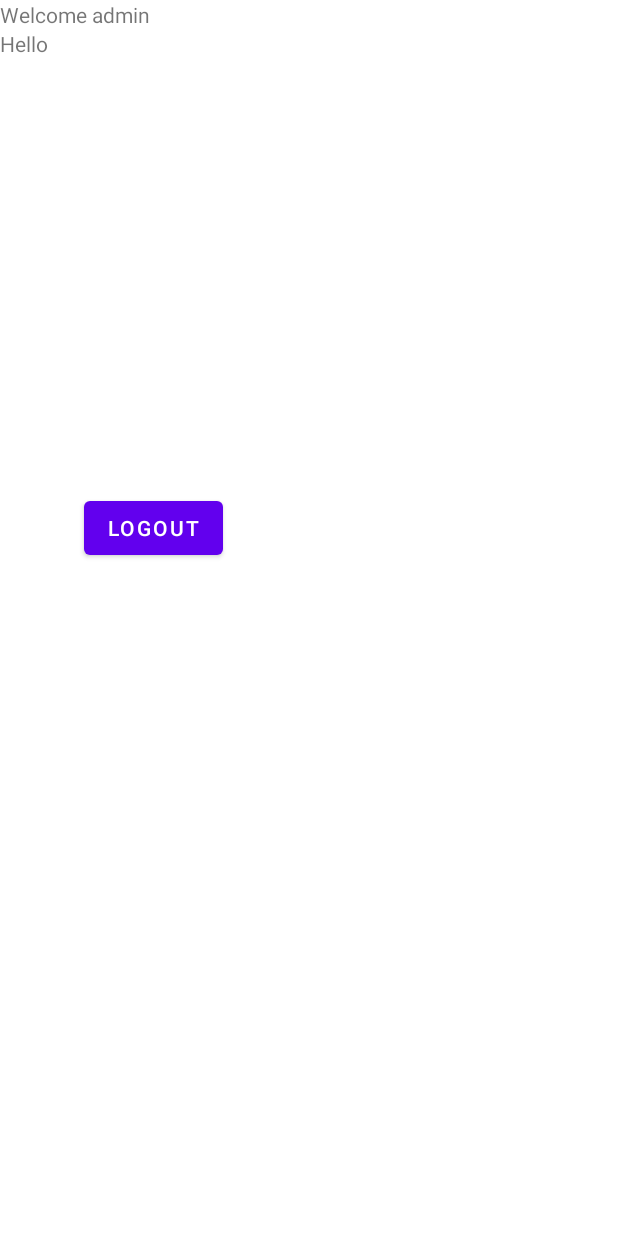
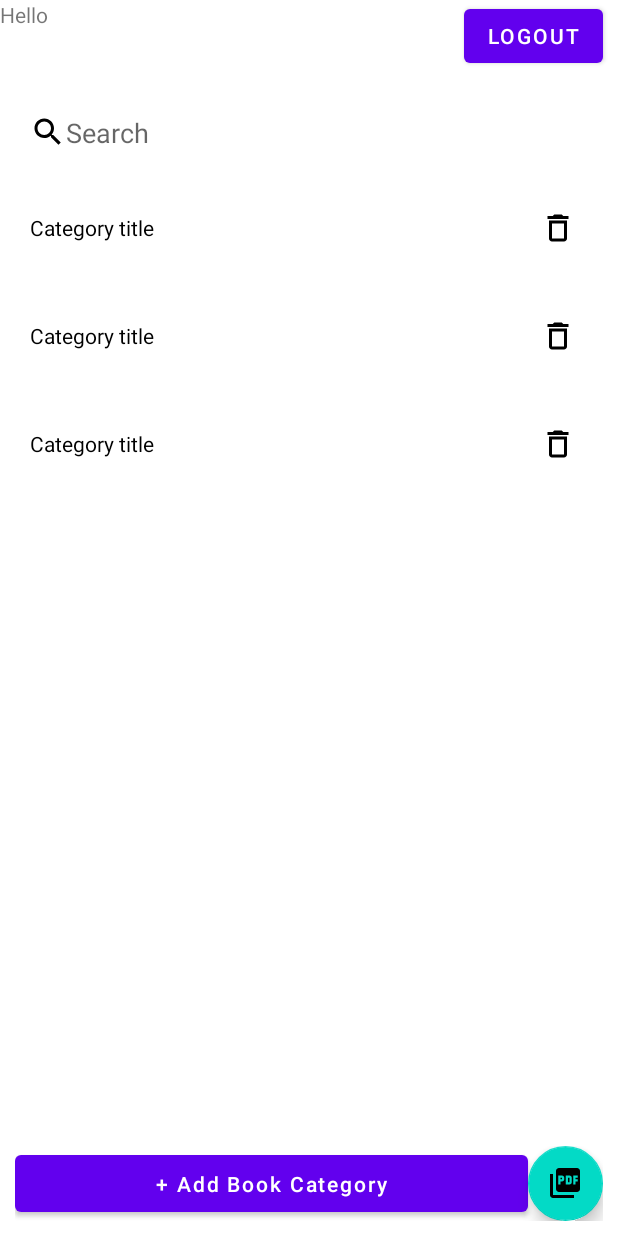
Before and after one commit to potatowiz4rd/BookApp, an Android app: the layout activity_dashboard_admin.xml on its own in the app's theme, with its tools: preview values and no code run, on a phone screen of 412 x 824 dp. Run offline under Robolectric (Android 15) with nearby library versions, the phone set to English and light mode, and no system bars.

Commit message:
Admin add book category

```diff
--- /dev/null
+++ b/app/src/main/res/drawable/ic_baseline_delete_outline_24.xml
@@ -0,0 +1,5 @@
+<vector android:height="24dp" android:tint="#000000"
+    android:viewportHeight="24" android:viewportWidth="24"
+    android:width="24dp" xmlns:android="http://schemas.android.com/apk/res/android">
+    <path android:fillColor="@android:color/white" android:pathData="M6,19c0,1.1 0.9,2 2,2h8c1.1,0 2,-0.9 2,-2L18,7L6,7v12zM8,9h8v10L8,19L8,9zM15.5,4l-1,-1h-5l-1,1L5,4v2h14L19,4z"/>
+</vector>
--- /dev/null
+++ b/app/src/main/res/drawable/ic_baseline_picture_as_pdf_24.xml
@@ -0,0 +1,5 @@
+<vector android:height="24dp" android:tint="#000000"
+    android:viewportHeight="24" android:viewportWidth="24"
+    android:width="24dp" xmlns:android="http://schemas.android.com/apk/res/android">
+    <path android:fillColor="@android:color/white" android:pathData="M20,2L8,2c-1.1,0 -2,0.9 -2,2v12c0,1.1 0.9,2 2,2h12c1.1,0 2,-0.9 2,-2L22,4c0,-1.1 -0.9,-2 -2,-2zM11.5,9.5c0,0.83 -0.67,1.5 -1.5,1.5L9,11v2L7.5,13L7.5,7L10,7c0.83,0 1.5,0.67 1.5,1.5v1zM16.5,11.5c0,0.83 -0.67,1.5 -1.5,1.5h-2.5L12.5,7L15,7c0.83,0 1.5,0.67 1.5,1.5v3zM20.5,8.5L19,8.5v1h1.5L20.5,11L19,11v2h-1.5L17.5,7h3v1.5zM9,9.5h1v-1L9,8.5v1zM4,6L2,6v14c0,1.1 0.9,2 2,2h14v-2L4,20L4,6zM14,11.5h1v-3h-1v3z"/>
+</vector>
--- /dev/null
+++ b/app/src/main/res/drawable/ic_baseline_search_24.xml
@@ -0,0 +1,5 @@
+<vector android:height="24dp" android:tint="#000000"
+    android:viewportHeight="24" android:viewportWidth="24"
+    android:width="24dp" xmlns:android="http://schemas.android.com/apk/res/android">
+    <path android:fillColor="@android:color/white" android:pathData="M15.5,14h-0.79l-0.28,-0.27C15.41,12.59 16,11.11 16,9.5 16,5.91 13.09,3 9.5,3S3,5.91 3,9.5 5.91,16 9.5,16c1.61,0 3.09,-0.59 4.23,-1.57l0.27,0.28v0.79l5,4.99L20.49,19l-4.99,-5zM9.5,14C7.01,14 5,11.99 5,9.5S7.01,5 9.5,5 14,7.01 14,9.5 11.99,14 9.5,14z"/>
+</vector>
--- a/app/src/main/res/layout/activity_dashboard_admin.xml
+++ b/app/src/main/res/layout/activity_dashboard_admin.xml
@@ -1,39 +1,83 @@
 <?xml version="1.0" encoding="utf-8"?>
-<androidx.constraintlayout.widget.ConstraintLayout xmlns:android="http://schemas.android.com/apk/res/android"
+<RelativeLayout xmlns:android="http://schemas.android.com/apk/res/android"
     xmlns:app="http://schemas.android.com/apk/res-auto"
     xmlns:tools="http://schemas.android.com/tools"
     android:layout_width="match_parent"
     android:layout_height="match_parent"
     tools:context=".DashboardAdminActivity">
 
-    <TextView
-        android:id="@+id/welcomeTv"
+    <RelativeLayout
+        android:id="@+id/Hello"
+        android:layout_width="match_parent"
+        android:layout_height="?actionBarSize">
+
+        <TextView
+            android:id="@+id/subTitleTv"
+            android:layout_width="match_parent"
+            android:layout_height="wrap_content"
+            android:text="Hello" />
+
+
+        <Button
+            android:id="@+id/logoutBtn"
+            android:layout_width="wrap_content"
+            android:layout_height="wrap_content"
+            android:layout_alignParentEnd="true"
+            android:layout_marginEnd="10dp"
+            android:text="Logout" />
+
+    </RelativeLayout>
+
+    <EditText
+        android:id="@+id/searchEt"
         android:layout_width="match_parent"
         android:layout_height="wrap_content"
-        android:text="Welcome admin"
-        app:layout_constraintEnd_toEndOf="parent"
-        app:layout_constraintStart_toStartOf="parent"
-        app:layout_constraintTop_toTopOf="parent" />
+        android:layout_below="@+id/Hello"
+        android:layout_marginStart="10dp"
+        android:layout_marginTop="10dp"
+        android:layout_marginEnd="10dp"
+        android:background="@color/white"
+        android:drawableStart="@drawable/ic_baseline_search_24"
+        android:hint="Search"
+        android:padding="10dp" />
 
-    <TextView
-        android:id="@+id/subTitleTv"
+    <androidx.recyclerview.widget.RecyclerView
+        android:layout_width="match_parent"
+        android:layout_height="match_parent"
+        android:id="@+id/categoryRv"
+        android:layout_below="@+id/searchEt"
+        android:layout_margin="5dp"
+        app:layoutManager="androidx.recyclerview.widget.LinearLayoutManager"
+        tools:listitem="@layout/row_category" />
+
+    <LinearLayout
         android:layout_width="match_parent"
         android:layout_height="wrap_content"
-        android:text="Hello"
-        app:layout_constraintTop_toBottomOf="@id/welcomeTv" />
+        android:layout_alignParentBottom="true"
+        android:layout_marginStart="10dp"
+        android:layout_marginEnd="10dp"
+        android:layout_marginBottom="10dp"
+        android:orientation="horizontal">
 
-    <Button
-        android:id="@+id/logoutBtn"
-        android:layout_width="wrap_content"
-        android:layout_height="wrap_content"
-        android:layout_marginStart="55dp"
-        android:layout_marginEnd="263dp"
-        android:layout_marginBottom="448dp"
-        android:text="Logout"
-        app:layout_constraintBottom_toBottomOf="parent"
-        app:layout_constraintEnd_toEndOf="parent"
-        app:layout_constraintHorizontal_bias="1.0"
-        app:layout_constraintStart_toStartOf="parent" />
+        <Button
+            android:id="@+id/addCategoryBtn"
+            android:layout_width="match_parent"
+            android:layout_height="wrap_content"
+            android:layout_weight="1"
+            android:minHeight="50dp"
+            android:text="+ Add Book Category"
+            android:textAllCaps="false" />
+
+        <com.google.android.material.floatingactionbutton.FloatingActionButton
+            android:id="@+id/addPdfFab"
+            android:layout_width="wrap_content"
+            android:layout_height="wrap_content"
+            android:src="@drawable/ic_baseline_picture_as_pdf_24"
+            android:tint="@color/white"
+            app:fabCustomSize="50dp" />
 
 
-</androidx.constraintlayout.widget.ConstraintLayout>
+    </LinearLayout>
+
+
+</RelativeLayout>
--- /dev/null
+++ b/app/src/main/res/layout/row_category.xml
@@ -0,0 +1,35 @@
+<?xml version="1.0" encoding="utf-8"?>
+<androidx.cardview.widget.CardView xmlns:android="http://schemas.android.com/apk/res/android"
+    xmlns:app="http://schemas.android.com/apk/res-auto"
+    android:layout_width="match_parent"
+    android:layout_height="wrap_content"
+    app:cardBackgroundColor="@color/white"
+    app:cardCornerRadius="8dp"
+    app:cardElevation="0dp"
+    app:cardUseCompatPadding="true"
+    app:contentPadding="10dp">
+
+    <LinearLayout
+        android:layout_width="match_parent"
+        android:layout_height="wrap_content"
+        android:orientation="horizontal">
+
+        <TextView
+            android:id="@+id/categoryTv"
+            android:layout_width="0dp"
+            android:layout_height="wrap_content"
+            android:layout_gravity="center_vertical"
+            android:layout_weight="1"
+            android:text="Category title"
+            android:textColor="@color/black" />
+
+        <ImageButton
+            android:id="@+id/deleteBtn"
+            android:layout_width="40dp"
+            android:layout_height="40dp"
+            android:backgroundTint="@color/white"
+            android:src="@drawable/ic_baseline_delete_outline_24" />
+    </LinearLayout>
+
+
+</androidx.cardview.widget.CardView>
```
Also changed, not shown: app/src/main/AndroidManifest.xml (+7 -0 lines), app/src/main/java/com/example/bookapp/AdapterCategory.kt (added, +85 -0 lines), app/src/main/java/com/example/bookapp/AddCategoryActivity.kt (added, +54 -0 lines), app/src/main/java/com/example/bookapp/DashboardAdminActivity.kt (+57 -0 lines), app/src/main/java/com/example/bookapp/FilterCategory.kt (added, +45 -0 lines), app/src/main/java/com/example/bookapp/ModelCategory.kt (added, +16 -0 lines), app/src/main/res/drawable/search.xml (deleted, +0 -9 lines), app/src/main/res/drawable/shape_toolbar01.xml (added, +9 -0 lines), app/src/main/res/layout/activity_add_category.xml (added, +56 -0 lines).
